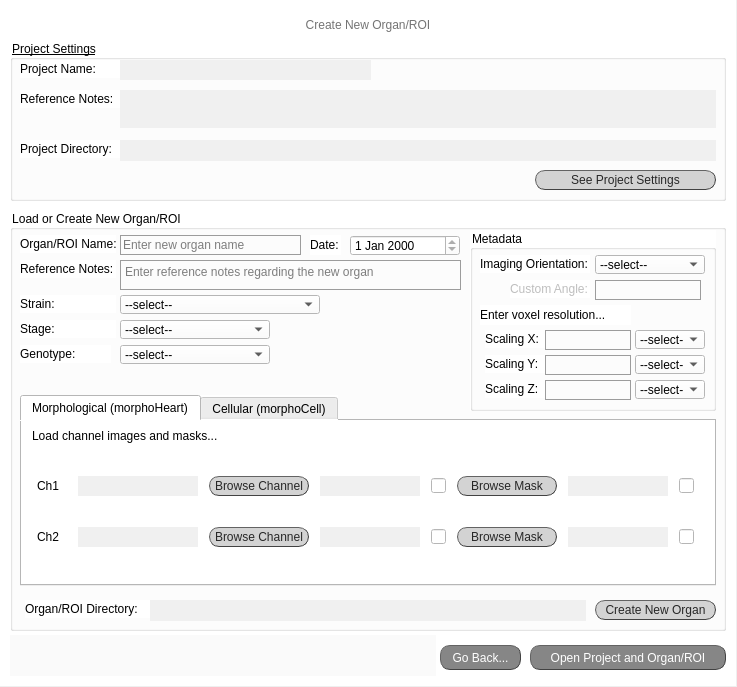
Old version of the form create_organ_screen.ui in the repository jsanchez679/morphoHeart_rev.
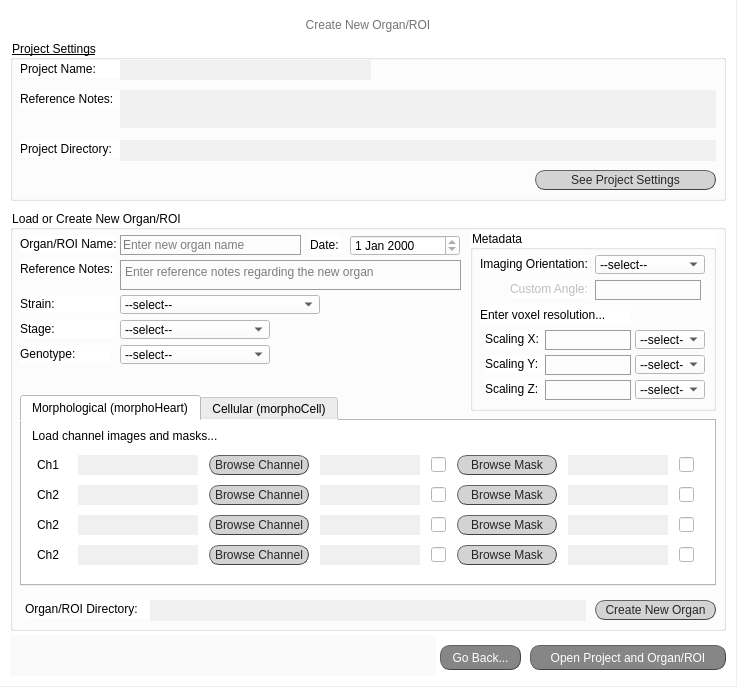
New version of the form.

Commit message: Finished setting up create new proj, now connecting to new mH_classes

The edit to the form file:
```diff
--- a/create_organ_screen.ui
+++ b/create_organ_screen.ui
@@ -867,6 +867,518 @@
           </item>
          </layout>
         </item>
+        <item>
+         <layout class="QHBoxLayout" name="hLayout_Ch1_3">
+          <property name="spacing">
+           <number>6</number>
+          </property>
+          <property name="sizeConstraint">
+           <enum>QLayout::SetFixedSize</enum>
+          </property>
+          <item>
+           <widget class="QLabel" name="lab_ch2_2">
+            <property name="sizePolicy">
+             <sizepolicy hsizetype="Fixed" vsizetype="Fixed">
+              <horstretch>0</horstretch>
+              <verstretch>0</verstretch>
+             </sizepolicy>
+            </property>
+            <property name="minimumSize">
+             <size>
+              <width>25</width>
+              <height>18</height>
+             </size>
+            </property>
+            <property name="maximumSize">
+             <size>
+              <width>30</width>
+              <height>16777215</height>
+             </size>
+            </property>
+            <property name="styleSheet">
+             <string notr="true">font: 25 10pt &quot;Calibri Light&quot;;</string>
+            </property>
+            <property name="text">
+             <string>Ch2</string>
+            </property>
+           </widget>
+          </item>
+          <item>
+           <widget class="QLabel" name="lab_filled_name_ch2_2">
+            <property name="minimumSize">
+             <size>
+              <width>120</width>
+              <height>20</height>
+             </size>
+            </property>
+            <property name="maximumSize">
+             <size>
+              <width>120</width>
+              <height>20</height>
+             </size>
+            </property>
+            <property name="styleSheet">
+             <string notr="true">font: 25 9pt &quot;Calibri Light&quot;;
+background-color: rgb(240, 240, 240);
+color: rgb(100, 100, 100);</string>
+            </property>
+            <property name="text">
+             <string/>
+            </property>
+           </widget>
+          </item>
+          <item>
+           <widget class="QPushButton" name="browse_ch2_2">
+            <property name="sizePolicy">
+             <sizepolicy hsizetype="Fixed" vsizetype="Fixed">
+              <horstretch>0</horstretch>
+              <verstretch>0</verstretch>
+             </sizepolicy>
+            </property>
+            <property name="minimumSize">
+             <size>
+              <width>100</width>
+              <height>20</height>
+             </size>
+            </property>
+            <property name="maximumSize">
+             <size>
+              <width>100</width>
+              <height>20</height>
+             </size>
+            </property>
+            <property name="styleSheet">
+             <string notr="true">QPushButton{border-radius:10px;
+border-width: 1px;
+border-style: outset;
+border-color: rgb(66, 66, 66);
+background-color: rgb(211, 211, 211);
+color: rgb(39, 39, 39);
+font: 10pt &quot;Calibri Light&quot;;}
+
+QPushButton:hover{
+background-color: #eb6fbd;
+border-color: #672146
+}
+
+QPushButton:disabled{
+background-color: rgb(212, 212, 212);
+border-color: rgb(66, 66, 66);
+color: rgb(150, 150, 150);
+}</string>
+            </property>
+            <property name="text">
+             <string>Browse Channel</string>
+            </property>
+           </widget>
+          </item>
+          <item>
+           <widget class="QLabel" name="lab_filled_dir_ch2_2">
+            <property name="minimumSize">
+             <size>
+              <width>100</width>
+              <height>20</height>
+             </size>
+            </property>
+            <property name="maximumSize">
+             <size>
+              <width>100</width>
+              <height>20</height>
+             </size>
+            </property>
+            <property name="styleSheet">
+             <string notr="true">font: 25 9pt &quot;Calibri Light&quot;;
+background-color: rgb(240, 240, 240);
+color: rgb(100, 100, 100);</string>
+            </property>
+            <property name="text">
+             <string/>
+            </property>
+           </widget>
+          </item>
+          <item>
+           <widget class="QLineEdit" name="check_ch2_2">
+            <property name="enabled">
+             <bool>true</bool>
+            </property>
+            <property name="sizePolicy">
+             <sizepolicy hsizetype="Fixed" vsizetype="Fixed">
+              <horstretch>0</horstretch>
+              <verstretch>0</verstretch>
+             </sizepolicy>
+            </property>
+            <property name="minimumSize">
+             <size>
+              <width>15</width>
+              <height>15</height>
+             </size>
+            </property>
+            <property name="maximumSize">
+             <size>
+              <width>15</width>
+              <height>15</height>
+             </size>
+            </property>
+            <property name="styleSheet">
+             <string notr="true">border-color: rgb(0, 0, 0);</string>
+            </property>
+           </widget>
+          </item>
+          <item>
+           <widget class="QPushButton" name="browse_mask_ch2_2">
+            <property name="sizePolicy">
+             <sizepolicy hsizetype="Fixed" vsizetype="Fixed">
+              <horstretch>0</horstretch>
+              <verstretch>0</verstretch>
+             </sizepolicy>
+            </property>
+            <property name="minimumSize">
+             <size>
+              <width>100</width>
+              <height>20</height>
+             </size>
+            </property>
+            <property name="maximumSize">
+             <size>
+              <width>100</width>
+              <height>20</height>
+             </size>
+            </property>
+            <property name="styleSheet">
+             <string notr="true">QPushButton{border-radius:10px;
+border-width: 1px;
+border-style: outset;
+border-color: rgb(66, 66, 66);
+background-color: rgb(211, 211, 211);
+color: rgb(39, 39, 39);
+font: 10pt &quot;Calibri Light&quot;;}
+
+QPushButton:hover{
+background-color: #eb6fbd;
+border-color: #672146
+}
+
+QPushButton:disabled{
+background-color: rgb(212, 212, 212);
+border-color: rgb(66, 66, 66);
+color: rgb(150, 150, 150);
+}</string>
+            </property>
+            <property name="text">
+             <string>Browse Mask</string>
+            </property>
+           </widget>
+          </item>
+          <item>
+           <widget class="QLabel" name="lab_filled_dir_mask_ch2_2">
+            <property name="minimumSize">
+             <size>
+              <width>100</width>
+              <height>20</height>
+             </size>
+            </property>
+            <property name="maximumSize">
+             <size>
+              <width>100</width>
+              <height>20</height>
+             </size>
+            </property>
+            <property name="styleSheet">
+             <string notr="true">font: 25 9pt &quot;Calibri Light&quot;;
+background-color: rgb(240, 240, 240);
+color: rgb(100, 100, 100);</string>
+            </property>
+            <property name="text">
+             <string/>
+            </property>
+           </widget>
+          </item>
+          <item>
+           <widget class="QLineEdit" name="check_mask_ch2_2">
+            <property name="enabled">
+             <bool>true</bool>
+            </property>
+            <property name="sizePolicy">
+             <sizepolicy hsizetype="Fixed" vsizetype="Fixed">
+              <horstretch>0</horstretch>
+              <verstretch>0</verstretch>
+             </sizepolicy>
+            </property>
+            <property name="minimumSize">
+             <size>
+              <width>15</width>
+              <height>15</height>
+             </size>
+            </property>
+            <property name="maximumSize">
+             <size>
+              <width>15</width>
+              <height>15</height>
+             </size>
+            </property>
+            <property name="styleSheet">
+             <string notr="true">border-color: rgb(0, 0, 0);</string>
+            </property>
+           </widget>
+          </item>
+         </layout>
+        </item>
+        <item>
+         <layout class="QHBoxLayout" name="hLayout_Ch1_4">
+          <property name="spacing">
+           <number>6</number>
+          </property>
+          <property name="sizeConstraint">
+           <enum>QLayout::SetFixedSize</enum>
+          </property>
+          <item>
+           <widget class="QLabel" name="lab_ch2_3">
+            <property name="sizePolicy">
+             <sizepolicy hsizetype="Fixed" vsizetype="Fixed">
+              <horstretch>0</horstretch>
+              <verstretch>0</verstretch>
+             </sizepolicy>
+            </property>
+            <property name="minimumSize">
+             <size>
+              <width>25</width>
+              <height>18</height>
+             </size>
+            </property>
+            <property name="maximumSize">
+             <size>
+              <width>30</width>
+              <height>16777215</height>
+             </size>
+            </property>
+            <property name="styleSheet">
+             <string notr="true">font: 25 10pt &quot;Calibri Light&quot;;</string>
+            </property>
+            <property name="text">
+             <string>Ch2</string>
+            </property>
+           </widget>
+          </item>
+          <item>
+           <widget class="QLabel" name="lab_filled_name_ch2_3">
+            <property name="minimumSize">
+             <size>
+              <width>120</width>
+              <height>20</height>
+             </size>
+            </property>
+            <property name="maximumSize">
+             <size>
+              <width>120</width>
+              <height>20</height>
+             </size>
+            </property>
+            <property name="styleSheet">
+             <string notr="true">font: 25 9pt &quot;Calibri Light&quot;;
+background-color: rgb(240, 240, 240);
+color: rgb(100, 100, 100);</string>
+            </property>
+            <property name="text">
+             <string/>
+            </property>
+           </widget>
+          </item>
+          <item>
+           <widget class="QPushButton" name="browse_ch2_3">
+            <property name="sizePolicy">
+             <sizepolicy hsizetype="Fixed" vsizetype="Fixed">
+              <horstretch>0</horstretch>
+              <verstretch>0</verstretch>
+             </sizepolicy>
+            </property>
+            <property name="minimumSize">
+             <size>
+              <width>100</width>
+              <height>20</height>
+             </size>
+            </property>
+            <property name="maximumSize">
+             <size>
+              <width>100</width>
+              <height>20</height>
+             </size>
+            </property>
+            <property name="styleSheet">
+             <string notr="true">QPushButton{border-radius:10px;
+border-width: 1px;
+border-style: outset;
+border-color: rgb(66, 66, 66);
+background-color: rgb(211, 211, 211);
+color: rgb(39, 39, 39);
+font: 10pt &quot;Calibri Light&quot;;}
+
+QPushButton:hover{
+background-color: #eb6fbd;
+border-color: #672146
+}
+
+QPushButton:disabled{
+background-color: rgb(212, 212, 212);
+border-color: rgb(66, 66, 66);
+color: rgb(150, 150, 150);
+}</string>
+            </property>
+            <property name="text">
+             <string>Browse Channel</string>
+            </property>
+           </widget>
+          </item>
+          <item>
+           <widget class="QLabel" name="lab_filled_dir_ch2_3">
+            <property name="minimumSize">
+             <size>
+              <width>100</width>
+              <height>20</height>
+             </size>
+            </property>
+            <property name="maximumSize">
+             <size>
+              <width>100</width>
+              <height>20</height>
+             </size>
+            </property>
+            <property name="styleSheet">
+             <string notr="true">font: 25 9pt &quot;Calibri Light&quot;;
+background-color: rgb(240, 240, 240);
+color: rgb(100, 100, 100);</string>
+            </property>
+            <property name="text">
+             <string/>
+            </property>
+           </widget>
+          </item>
+          <item>
+           <widget class="QLineEdit" name="check_ch2_3">
+            <property name="enabled">
+             <bool>true</bool>
+            </property>
+            <property name="sizePolicy">
+             <sizepolicy hsizetype="Fixed" vsizetype="Fixed">
+              <horstretch>0</horstretch>
+              <verstretch>0</verstretch>
+             </sizepolicy>
+            </property>
+            <property name="minimumSize">
+             <size>
+              <width>15</width>
+              <height>15</height>
+             </size>
+            </property>
+            <property name="maximumSize">
+             <size>
+              <width>15</width>
+              <height>15</height>
+             </size>
+            </property>
+            <property name="styleSheet">
+             <string notr="true">border-color: rgb(0, 0, 0);</string>
+            </property>
+           </widget>
+          </item>
+          <item>
+           <widget class="QPushButton" name="browse_mask_ch2_3">
+            <property name="sizePolicy">
+             <sizepolicy hsizetype="Fixed" vsizetype="Fixed">
+              <horstretch>0</horstretch>
+              <verstretch>0</verstretch>
+             </sizepolicy>
+            </property>
+            <property name="minimumSize">
+             <size>
+              <width>100</width>
+              <height>20</height>
+             </size>
+            </property>
+            <property name="maximumSize">
+             <size>
+              <width>100</width>
+              <height>20</height>
+             </size>
+            </property>
+            <property name="styleSheet">
+             <string notr="true">QPushButton{border-radius:10px;
+border-width: 1px;
+border-style: outset;
+border-color: rgb(66, 66, 66);
+background-color: rgb(211, 211, 211);
+color: rgb(39, 39, 39);
+font: 10pt &quot;Calibri Light&quot;;}
+
+QPushButton:hover{
+background-color: #eb6fbd;
+border-color: #672146
+}
+
+QPushButton:disabled{
+background-color: rgb(212, 212, 212);
+border-color: rgb(66, 66, 66);
+color: rgb(150, 150, 150);
+}</string>
+            </property>
+            <property name="text">
+             <string>Browse Mask</string>
+            </property>
+           </widget>
+          </item>
+          <item>
+           <widget class="QLabel" name="lab_filled_dir_mask_ch2_3">
+            <property name="minimumSize">
+             <size>
+              <width>100</width>
+              <height>20</height>
+             </size>
+            </property>
+            <property name="maximumSize">
+             <size>
+              <width>100</width>
+              <height>20</height>
+             </size>
+            </property>
+            <property name="styleSheet">
+             <string notr="true">font: 25 9pt &quot;Calibri Light&quot;;
+background-color: rgb(240, 240, 240);
+color: rgb(100, 100, 100);</string>
+            </property>
+            <property name="text">
+             <string/>
+            </property>
+           </widget>
+          </item>
+          <item>
+           <widget class="QLineEdit" name="check_mask_ch2_3">
+            <property name="enabled">
+             <bool>true</bool>
+            </property>
+            <property name="sizePolicy">
+             <sizepolicy hsizetype="Fixed" vsizetype="Fixed">
+              <horstretch>0</horstretch>
+              <verstretch>0</verstretch>
+             </sizepolicy>
+            </property>
+            <property name="minimumSize">
+             <size>
+              <width>15</width>
+              <height>15</height>
+             </size>
+            </property>
+            <property name="maximumSize">
+             <size>
+              <width>15</width>
+              <height>15</height>
+             </size>
+            </property>
+            <property name="styleSheet">
+             <string notr="true">border-color: rgb(0, 0, 0);</string>
+            </property>
+           </widget>
+          </item>
+         </layout>
+        </item>
        </layout>
       </widget>
       <widget class="QLabel" name="lab_no_ch_7">
```
The commit also changes 12 other files.
